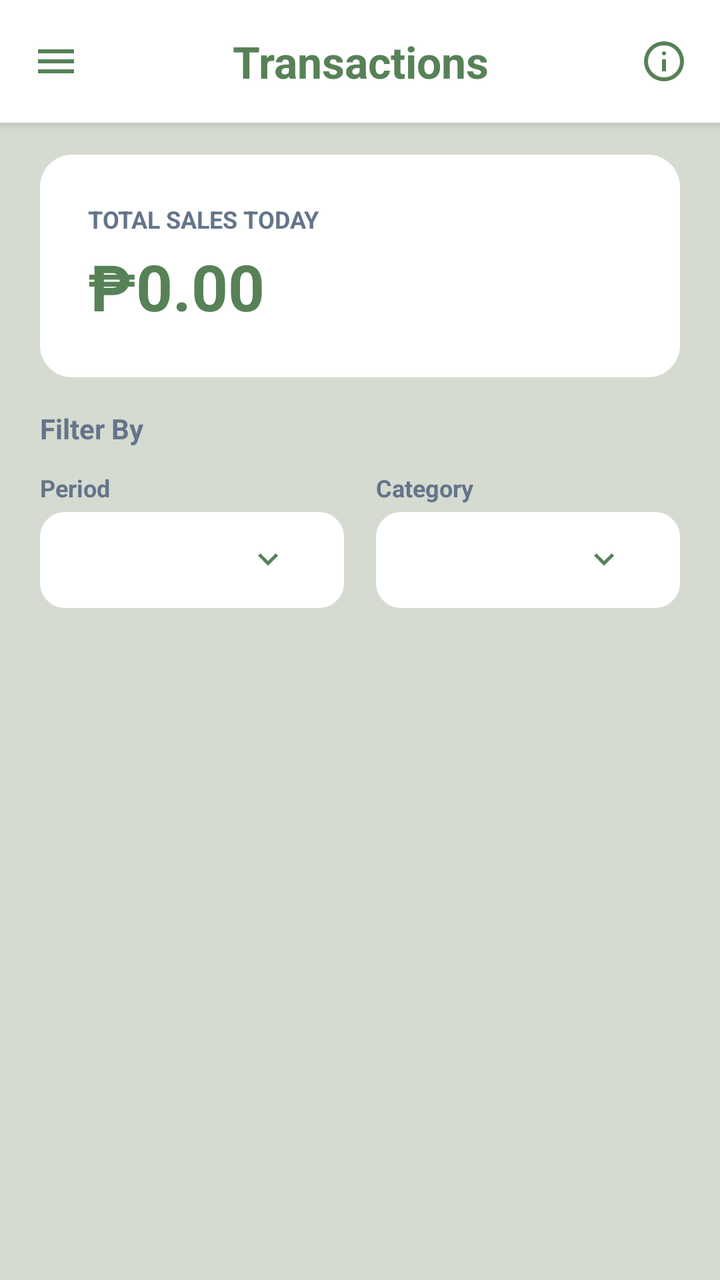
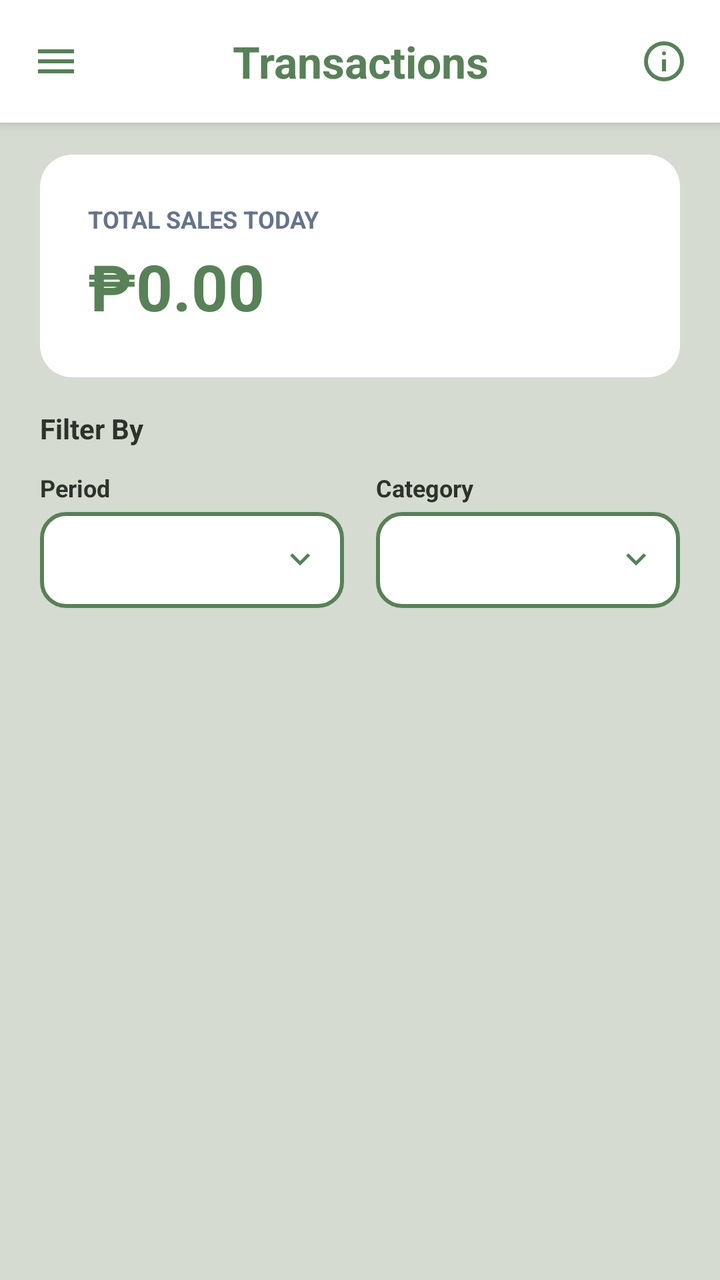

The first picture is an Android layout as it rendered before a commit; the second is the same layout after the commit. The layout source and the unified diff follow.
<!-- AndroidManifest.xml: application theme Theme.SariSariStoreApp -->
<!-- res/layout/activity_history.xml -->
<?xml version="1.0" encoding="utf-8"?>
<LinearLayout xmlns:android="http://schemas.android.com/apk/res/android"
    xmlns:app="http://schemas.android.com/apk/res-auto"
    android:id="@+id/main"
    android:layout_width="match_parent"
    android:layout_height="match_parent"
    android:background="@color/kanto_bg"
    android:orientation="vertical">

    <LinearLayout
        android:layout_width="match_parent"
        android:layout_height="wrap_content"
        android:background="@color/white"
        android:gravity="center_vertical"
        android:orientation="horizontal"
        android:padding="16dp"
        android:elevation="4dp">

        <ImageView
            android:id="@+id/btnMenu"
            android:layout_width="24dp"
            android:layout_height="24dp"
            android:background="?attr/selectableItemBackgroundBorderless"
            android:src="@drawable/ic_menu"
            app:tint="@color/kanto_primary" />
        <TextView
            android:layout_width="0dp"
            android:layout_height="wrap_content"
            android:layout_weight="1"
            android:text="Transactions"
            android:textAlignment="center"
            android:textColor="@color/kanto_primary"
            android:textSize="22sp"
            android:textStyle="bold" />

        <ImageView
            android:id="@+id/btnInfo"
            android:layout_width="24dp"
            android:layout_height="24dp"
            android:background="?attr/selectableItemBackgroundBorderless"
            android:src="@drawable/ic_info"
            app:tint="@color/kanto_primary" />
    </LinearLayout>

    <LinearLayout
        android:layout_width="match_parent"
        android:layout_height="wrap_content"
        android:orientation="vertical"
        android:paddingHorizontal="20dp"
        android:paddingTop="16dp">

        <LinearLayout
            android:layout_width="match_parent"
            android:layout_height="wrap_content"
            android:background="@drawable/bg_card_rounded"
            android:backgroundTint="#FFFFFF"
            android:orientation="vertical"
            android:padding="24dp">

            <TextView
                android:id="@+id/tvSalesLabel"
                android:layout_width="wrap_content"
                android:layout_height="wrap_content"
                android:text="TOTAL SALES TODAY"
                android:textColor="#64748B"
                android:textSize="12sp"
                android:textStyle="bold" />

            <TextView
                android:id="@+id/tvTotalSales"
                android:layout_width="wrap_content"
                android:layout_height="wrap_content"
                android:text="₱0.00"
                android:textColor="@color/kanto_primary"
                android:textSize="32sp"
                android:textStyle="bold"
                android:layout_marginTop="4dp" />
        </LinearLayout>
    </LinearLayout>

    <LinearLayout
        android:layout_width="match_parent"
        android:layout_height="wrap_content"
        android:orientation="vertical"
        android:layout_marginHorizontal="20dp"
        android:layout_marginTop="16dp"
        android:layout_marginBottom="12dp">

        <TextView
            android:layout_width="wrap_content"
            android:layout_height="wrap_content"
            android:text="Filter By"
            android:textColor="#64748B"
            android:textSize="14sp"
            android:textStyle="bold"
            android:layout_marginBottom="12dp"/>

        <LinearLayout
            android:layout_width="match_parent"
            android:layout_height="wrap_content"
            android:orientation="horizontal"
            android:baselineAligned="false">

            <LinearLayout
                android:layout_width="0dp"
                android:layout_height="wrap_content"
                android:layout_weight="1"
                android:orientation="vertical"
                android:layout_marginEnd="8dp">

                <TextView
                    android:layout_width="wrap_content"
                    android:layout_height="wrap_content"
                    android:text="Period"
                    android:textColor="#64748B"
                    android:textSize="12sp"
                    android:textStyle="bold"
                    android:layout_marginBottom="4dp"/>

                <RelativeLayout
                    android:layout_width="match_parent"
                    android:layout_height="48dp"
                    android:background="@drawable/bg_rounded_input"
                    android:backgroundTint="@color/white">

                    <Spinner
                        android:id="@+id/spinnerDateFilter"
                        android:layout_width="match_parent"
                        android:layout_height="match_parent"
                        android:background="@android:color/transparent"
                        android:popupBackground="@color/white" />

                    <ImageView
                        android:layout_width="20dp"
                        android:layout_height="20dp"
                        android:layout_alignParentEnd="true"
                        android:layout_centerVertical="true"
                        android:layout_marginEnd="12dp"
                        android:src="@drawable/ic_arrow_down"
                        app:tint="@color/kanto_primary"
                        android:importantForAccessibility="no"/>
                </RelativeLayout>
            </LinearLayout>

            <LinearLayout
                android:layout_width="0dp"
                android:layout_height="wrap_content"
                android:layout_weight="1"
                android:orientation="vertical"
                android:layout_marginStart="8dp">

                <TextView
                    android:layout_width="wrap_content"
                    android:layout_height="wrap_content"
                    android:text="Category"
                    android:textColor="#64748B"
                    android:textSize="12sp"
                    android:textStyle="bold"
                    android:layout_marginBottom="4dp"/>

                <RelativeLayout
                    android:layout_width="match_parent"
                    android:layout_height="48dp"
                    android:background="@drawable/bg_rounded_input"
                    android:backgroundTint="@color/white">

                    <Spinner
                        android:id="@+id/spinnerHistoryCategory"
                        android:layout_width="match_parent"
                        android:layout_height="match_parent"
                        android:background="@android:color/transparent"
                        android:popupBackground="@color/white" />

                    <ImageView
                        android:layout_width="20dp"
                        android:layout_height="20dp"
                        android:layout_alignParentEnd="true"
                        android:layout_centerVertical="true"
                        android:layout_marginEnd="12dp"
                        android:src="@drawable/ic_arrow_down"
                        app:tint="@color/kanto_primary"
                        android:importantForAccessibility="no"/>
                </RelativeLayout>
            </LinearLayout>
        </LinearLayout>
    </LinearLayout>

    <androidx.recyclerview.widget.RecyclerView
        android:id="@+id/listHistory"
        android:layout_width="match_parent"
        android:layout_height="0dp"
        android:layout_weight="1"
        android:clipToPadding="false"
        android:paddingHorizontal="16dp"
        android:paddingBottom="20dp" />

</LinearLayout>
<!-- resources referenced by this layout -->
<resources>
  <color name="kanto_bg">#D5DBD0</color>
  <color name="kanto_primary">#578157</color>
  <color name="white">#FFFFFF</color>
  <!-- drawable bg_card_rounded (drawable) -->
  <?xml version="1.0" encoding="utf-8"?>
  <shape xmlns:android="http://schemas.android.com/apk/res/android">
      <solid android:color="@android:color/white" />
      <corners android:radius="16dp" /> </shape>
  <!-- drawable bg_rounded_input (drawable) -->
  <?xml version="1.0" encoding="utf-8"?>
  <selector xmlns:android="http://schemas.android.com/apk/res/android">
  
      <item android:state_focused="true">
          <shape>
              <solid android:color="#DDE5D8" />
              <corners android:radius="12dp" />
              <stroke android:width="2dp" android:color="@color/kanto_primary" />
              <padding android:left="16dp" android:top="12dp" android:right="16dp" android:bottom="12dp" />
          </shape>
      </item>
  
      <item>
          <shape>
              <solid android:color="#DDE5D8" />
              <corners android:radius="12dp" />
              <stroke android:width="1dp" android:color="#C5CEC0" />
              <padding android:left="16dp" android:top="12dp" android:right="16dp" android:bottom="12dp" />
          </shape>
      </item>
  
  </selector>
  <!-- drawable ic_arrow_down (drawable) -->
  <vector xmlns:android="http://schemas.android.com/apk/res/android"
      android:width="24dp"
      android:height="24dp"
      android:viewportWidth="960"
      android:viewportHeight="960">
    <path
        android:pathData="M480,616 L240,376l56,-56 184,184 184,-184 56,56 -240,240Z"
        android:fillColor="#578157"/>
  </vector>
  <!-- drawable ic_info (drawable) -->
  <vector xmlns:android="http://schemas.android.com/apk/res/android"
      android:width="24dp"
      android:height="24dp"
      android:viewportWidth="960"
      android:viewportHeight="960">
    <path
        android:pathData="M440,680h80v-240h-80v240ZM508.5,348.5Q520,337 520,320t-11.5,-28.5Q497,280 480,280t-28.5,11.5Q440,303 440,320t11.5,28.5Q463,360 480,360t28.5,-11.5ZM480,880q-83,0 -156,-31.5T197,763q-54,-54 -85.5,-127T80,480q0,-83 31.5,-156T197,197q54,-54 127,-85.5T480,80q83,0 156,31.5T763,197q54,54 85.5,127T880,480q0,83 -31.5,156T763,763q-54,54 -127,85.5T480,880ZM480,800q134,0 227,-93t93,-227q0,-134 -93,-227t-227,-93q-134,0 -227,93t-93,227q0,134 93,227t227,93ZM480,480Z"
        android:fillColor="#578157"/>
  </vector>
  <!-- drawable ic_menu (drawable) -->
  <vector xmlns:android="http://schemas.android.com/apk/res/android"
      android:width="24dp"
      android:height="24dp"
      android:viewportWidth="960"
      android:viewportHeight="960">
    <path
        android:pathData="M120,720v-80h720v80L120,720ZM120,520v-80h720v80L120,520ZM120,320v-80h720v80L120,320Z"
        android:fillColor="#578157"/>
  </vector>
  <style name="Theme.SariSariStoreApp" parent="Base.Theme.SariSariStoreApp" />
  <style name="Base.Theme.SariSariStoreApp" parent="Theme.Material3.DayNight.NoActionBar">
          <item name="colorPrimary">@color/kanto_primary</item>
  
          <item name="android:statusBarColor">@color/kanto_primary</item>
          <item name="colorControlActivated">@color/kanto_primary</item>
          <item name="android:windowLightStatusBar">false</item>
      </style>
</resources>

<!-- the commit's change to res/layout/activity_history.xml (unified diff, before → after) -->
@@ -90,7 +90,7 @@
             android:layout_width="wrap_content"
             android:layout_height="wrap_content"
             android:text="Filter By"
-            android:textColor="#64748B"
+            android:textColor="@color/kanto_text_head"
             android:textSize="14sp"
             android:textStyle="bold"
             android:layout_marginBottom="12dp"/>
@@ -112,7 +112,7 @@
                     android:layout_width="wrap_content"
                     android:layout_height="wrap_content"
                     android:text="Period"
-                    android:textColor="#64748B"
+                    android:textColor="@color/kanto_text_head"
                     android:textSize="12sp"
                     android:textStyle="bold"
                     android:layout_marginBottom="4dp"/>
@@ -120,8 +120,8 @@
                 <RelativeLayout
                     android:layout_width="match_parent"
                     android:layout_height="48dp"
-                    android:background="@drawable/bg_rounded_input"
-                    android:backgroundTint="@color/white">
+                    android:background="@drawable/bg_spinner_outline"
+                    >
 
                     <Spinner
                         android:id="@+id/spinnerDateFilter"
@@ -153,7 +153,7 @@
                     android:layout_width="wrap_content"
                     android:layout_height="wrap_content"
                     android:text="Category"
-                    android:textColor="#64748B"
+                    android:textColor="@color/kanto_text_head"
                     android:textSize="12sp"
                     android:textStyle="bold"
                     android:layout_marginBottom="4dp"/>
@@ -161,8 +161,8 @@
                 <RelativeLayout
                     android:layout_width="match_parent"
                     android:layout_height="48dp"
-                    android:background="@drawable/bg_rounded_input"
-                    android:backgroundTint="@color/white">
+                    android:background="@drawable/bg_spinner_outline"
+                    >
 
                     <Spinner
                         android:id="@+id/spinnerHistoryCategory"
<!-- resource entries referenced after the edit -->
@@ -2,35 +2,22 @@
 <resources>
   <color name="kanto_bg">#D5DBD0</color>
   <color name="kanto_primary">#578157</color>
+  <color name="kanto_text_head">#2C332B</color>
   <color name="white">#FFFFFF</color>
   <!-- drawable bg_card_rounded (drawable) -->
   <?xml version="1.0" encoding="utf-8"?>
   <shape xmlns:android="http://schemas.android.com/apk/res/android">
       <solid android:color="@android:color/white" />
       <corners android:radius="16dp" /> </shape>
-  <!-- drawable bg_rounded_input (drawable) -->
+  <!-- drawable bg_spinner_outline (drawable) -->
   <?xml version="1.0" encoding="utf-8"?>
-  <selector xmlns:android="http://schemas.android.com/apk/res/android">
+  <shape xmlns:android="http://schemas.android.com/apk/res/android">
   
-      <item android:state_focused="true">
-          <shape>
-              <solid android:color="#DDE5D8" />
-              <corners android:radius="12dp" />
-              <stroke android:width="2dp" android:color="@color/kanto_primary" />
-              <padding android:left="16dp" android:top="12dp" android:right="16dp" android:bottom="12dp" />
-          </shape>
-      </item>
+      <solid android:color="@color/white" />
   
-      <item>
-          <shape>
-              <solid android:color="#DDE5D8" />
-              <corners android:radius="12dp" />
-              <stroke android:width="1dp" android:color="#C5CEC0" />
-              <padding android:left="16dp" android:top="12dp" android:right="16dp" android:bottom="12dp" />
-          </shape>
-      </item>
-  
-  </selector>
+      <stroke android:width="2dp" android:color="@color/kanto_primary" />
+      <corners android:radius="12dp" />
+  </shape>
   <!-- drawable ic_arrow_down (drawable) -->
   <vector xmlns:android="http://schemas.android.com/apk/res/android"
       android:width="24dp"
